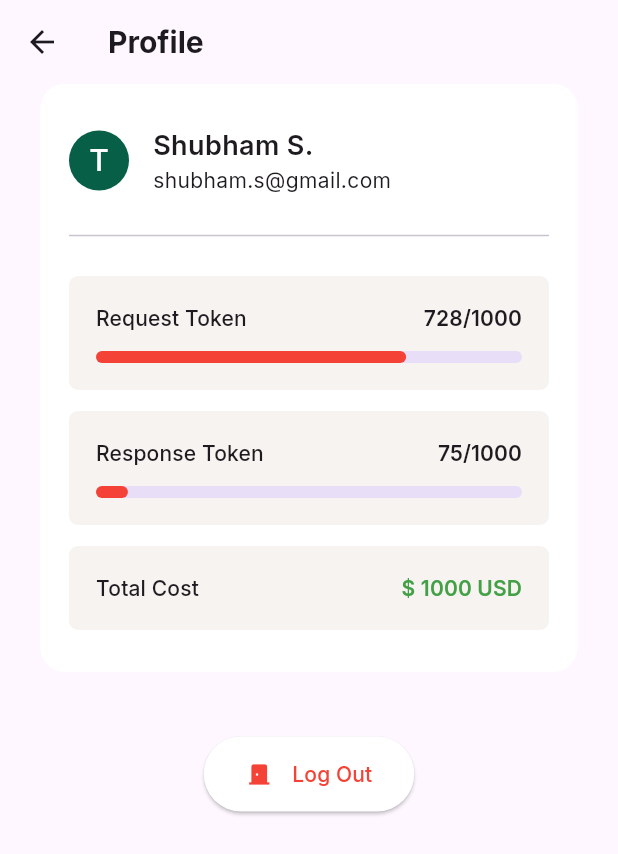
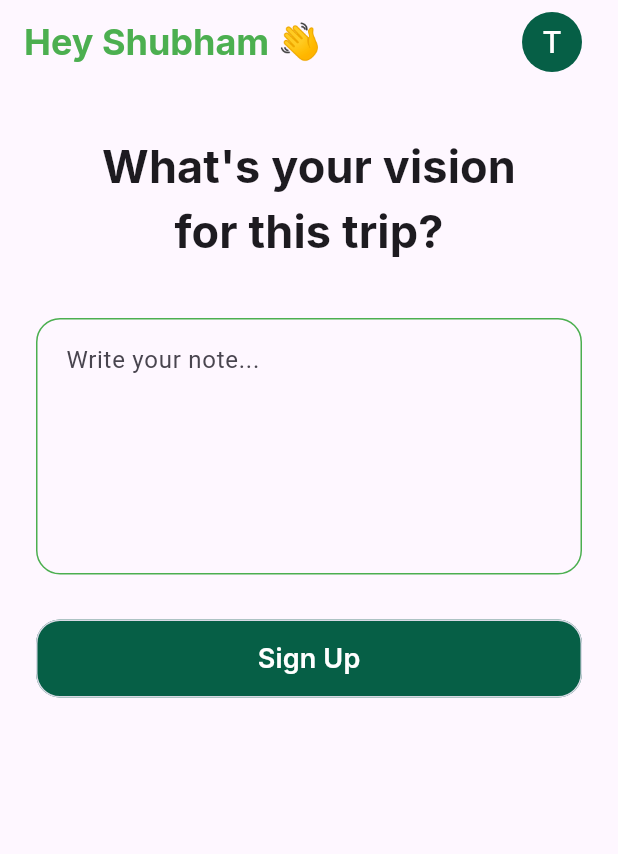
Before and after one commit to adewuyito/smart_trip_planner.mobile, a Flutter app: the screen it shows after launch, on a phone screen of 412 x 824 dp. Shown: the top 854 px of the screen. Run offline on Flutter 3.47's test engine with Material 3 defaults, Android fonts, the phone set to English and light mode, and no system bars; our stand-ins replace flutter_hooks, google_fonts, hooks_riverpod.

Commit message:
created home view

```diff
--- a/lib/presentation/app.dart
+++ b/lib/presentation/app.dart
@@ -1,5 +1,5 @@
 import 'package:flutter/material.dart';
-import 'package:smart_trip_planner/presentation/profile/profile_view.dart';
+import 'package:smart_trip_planner/presentation/home_view.dart';
 
 class App extends StatelessWidget {
   const App({super.key});
@@ -7,7 +7,7 @@ class App extends StatelessWidget {
   @override
   Widget build(BuildContext context) {
     return const MaterialApp(
-      home: ProfileView()
+      home: HomeView()
     );
   }
 }
--- /dev/null
+++ b/lib/presentation/home_view.dart
@@ -0,0 +1,84 @@
+import 'package:flutter/material.dart';
+import 'package:flutter_hooks/flutter_hooks.dart';
+import 'package:google_fonts/google_fonts.dart';
+import 'package:hooks_riverpod/hooks_riverpod.dart';
+import 'package:smart_trip_planner/presentation/shared/avater_widget.dart';
+import 'package:smart_trip_planner/presentation/shared/green_button.dart';
+import 'package:smart_trip_planner/presentation/shared/offline_itenary_widget.dart';
+import 'package:smart_trip_planner/presentation/shared/prompt_input_widget.dart';
+
+class HomeView extends HookConsumerWidget {
+  const HomeView({super.key});
+
+  @override
+  Widget build(BuildContext context, WidgetRef ref) {
+    final textController = useTextEditingController();
+
+    bool offlineItenary = false;
+
+    return Scaffold(
+      appBar: AppBar(
+        title: Text(
+          "Hey Shubham 👋",
+          style: GoogleFonts.inter(
+            color: Colors.green,
+            fontSize: 24,
+            fontWeight: FontWeight.bold,
+          ),
+        ),
+        centerTitle: false,
+        actions: [SAvaterWidget()],
+        actionsPadding: EdgeInsets.only(right: 24),
+      ),
+      body: SafeArea(
+        minimum: const EdgeInsets.symmetric(horizontal: 24),
+        child: SingleChildScrollView(
+          child: Column(
+            children: [
+              const SizedBox(height: 34), // TODO: Add lenear grad to the border
+              Text(
+                "What's your vision\nfor this trip?",
+                style: GoogleFonts.inter(
+                  fontSize: 30,
+                  fontWeight: FontWeight.bold,
+                  letterSpacing: 0.1,
+                ),
+                textAlign: TextAlign.center,
+              ),
+              const SizedBox(height: 36),
+              NoteInputField(controller: textController),
+              const SizedBox(height: 30),
+              GreenButton(),
+              const SizedBox(height: 37),
+
+              offlineItenary == true
+                  ? Column(
+                    children: [
+                      Text(
+                        "Offline Saved Itineraries",
+                        style: GoogleFonts.inter(
+                          fontSize: 18,
+                          fontWeight: FontWeight.w500,
+                        ),
+                      ),
+                      const SizedBox(height: 20),
+                      ListView.builder(
+                        shrinkWrap: true,
+                        itemCount: 1,
+                        itemBuilder: (context, index) {
+                          // TODO: REMOVE THIS PLACEHOLDER
+                          final text =
+                              "Bali next April, 3 people, mid-range budget, wanted to explore less populated areas, it should be a peaceful trip!";
+                          return GradientBorderContainer(label: text);
+                        },
+                      ),
+                    ],
+                  )
+                  : SizedBox.shrink(),
+            ],
+          ),
+        ),
+      ),
+    );
+  }
+}
--- a/lib/presentation/profile/profile_view.dart
+++ b/lib/presentation/profile_view.dart
@@ -1,6 +1,7 @@
 import 'package:flutter/material.dart';
 import 'package:google_fonts/google_fonts.dart';
 import 'package:hooks_riverpod/hooks_riverpod.dart';
+import 'package:smart_trip_planner/presentation/shared/avater_widget.dart';
 
 class ProfileView extends ConsumerWidget {
   const ProfileView({super.key});
@@ -79,20 +80,9 @@ class ProfileView extends ConsumerWidget {
                   Row(
                     spacing: 16,
                     children: [
-                      CircleAvatar(
-                        radius: 20,
-                        backgroundColor: Color(0xFF065F46),
-                        child: Center(
-                          child: Text(
-                            "T",
-                            style: GoogleFonts.inter(
-                              color: Colors.white,
-                              fontWeight: FontWeight.w500,
-                              fontSize: 20,
-                            ),
-                          ),
-                        ),
-                      ),
+                      // Circular Profile View
+                      SAvaterWidget(),
+
                       Column(
                         mainAxisSize: MainAxisSize.min,
                         crossAxisAlignment: CrossAxisAlignment.start,
--- /dev/null
+++ b/lib/presentation/shared/avater_widget.dart
@@ -0,0 +1,24 @@
+import 'package:flutter/material.dart';
+import 'package:google_fonts/google_fonts.dart';
+
+class SAvaterWidget extends StatelessWidget {
+  const SAvaterWidget({super.key});
+
+  @override
+  Widget build(BuildContext context) {
+    return CircleAvatar(
+      radius: 20,
+      backgroundColor: Color(0xFF065F46),
+      child: Center(
+        child: Text(
+          "T",
+          style: GoogleFonts.inter(
+            color: Colors.white,
+            fontWeight: FontWeight.w500,
+            fontSize: 20,
+          ),
+        ),
+      ),
+    );
+  }
+}
--- /dev/null
+++ b/lib/presentation/shared/green_button.dart
@@ -0,0 +1,36 @@
+import 'package:flutter/material.dart';
+import 'package:google_fonts/google_fonts.dart';
+
+class GreenButton extends StatelessWidget { // TODO: IMPROVE on the dependency
+  const GreenButton({super.key});
+
+  @override
+  Widget build(BuildContext context) {
+    return SizedBox(
+      width: double.infinity,
+      height: 52,
+      child: ElevatedButton(
+        style: ElevatedButton.styleFrom(
+          shadowColor: Colors.transparent,
+          elevation: 1,
+          shape: RoundedRectangleBorder(
+            borderRadius: BorderRadius.circular(16),
+            side: BorderSide(color: Color(0xFFD8DAE5)),
+          ),
+          backgroundColor: Color(0xFF065F46),
+        ),
+        onPressed: () {},
+        child: Text(
+          "Sign Up",
+          style: GoogleFonts.inter(
+            textStyle: TextStyle(
+              color: Colors.white,
+              fontSize: 18,
+              fontWeight: FontWeight.w600,
+            ),
+          ),
+        ),
+      ),
+    );
+  }
+}
--- /dev/null
+++ b/lib/presentation/shared/prompt_input_widget.dart
@@ -0,0 +1,36 @@
+import 'package:flutter/material.dart';
+
+class NoteInputField extends StatelessWidget {
+  final TextEditingController? controller;
+  final String? hintText;
+
+  const NoteInputField({super.key, this.controller, this.hintText});
+
+  @override
+  Widget build(BuildContext context) {
+    return SizedBox(
+      height: 171,
+      child: Scrollbar(
+        child: TextField(
+          controller: controller,
+          keyboardType: TextInputType.multiline,
+          maxLines: null, // allows multiple lines
+          expands: true, // makes it fill the fixed height
+          textAlignVertical: TextAlignVertical.top,
+          decoration: InputDecoration(
+            hintText: hintText ?? 'Write your note...',
+            contentPadding: const EdgeInsets.all(16),
+            enabledBorder: OutlineInputBorder(
+              borderRadius: BorderRadius.circular(16),
+              borderSide: const BorderSide(color: Colors.green, width: 1),
+            ),
+            focusedBorder: OutlineInputBorder(
+              borderRadius: BorderRadius.circular(16),
+              borderSide: const BorderSide(color: Colors.green, width: 1),
+            ),
+          ),
+        ),
+      ),
+    );
+  }
+}
```
Also changed, not shown: lib/presentation/shared/offline_itenary_widget.dart (added, +95 -0 lines).
